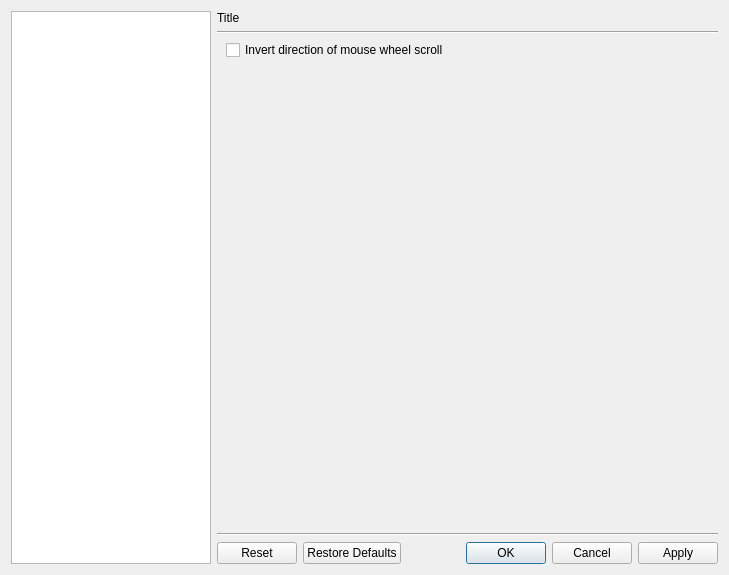
bylee20/bomi, file src/cmplayer/ui/prefdialog.ui: the form before one commit.
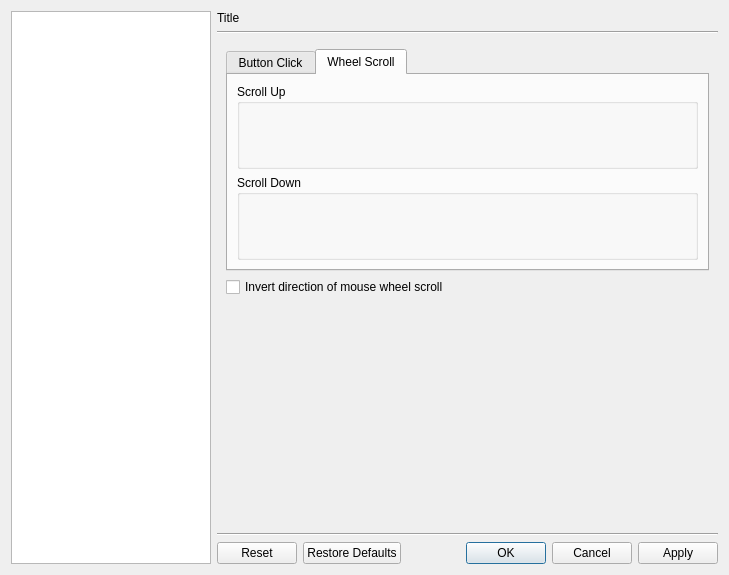
The form after the commit. The open tabs and pages were chosen to show the change. Icons and pictures are not drawn. Custom widgets are drawn as their Qt base class.

Patch:
```diff
--- a/src/cmplayer/ui/prefdialog.ui
+++ b/src/cmplayer/ui/prefdialog.ui
@@ -3133,12 +3133,55 @@
         </layout>
        </widget>
        <widget class="QWidget" name="ui_mouse">
-        <layout class="QVBoxLayout" name="verticalLayout_25">
-         <property name="topMargin">
-          <number>0</number>
-         </property>
+        <layout class="QVBoxLayout" name="verticalLayout_41">
          <item>
-          <layout class="QVBoxLayout" name="ui_mouse_layout"/>
+          <widget class="QTabWidget" name="tabWidget">
+           <property name="currentIndex">
+            <number>1</number>
+           </property>
+           <widget class="QWidget" name="tab">
+            <attribute name="title">
+             <string>Button Click</string>
+            </attribute>
+            <layout class="QVBoxLayout" name="verticalLayout_40">
+             <item>
+              <widget class="MouseActionGroupBox" name="mouse_double_click">
+               <property name="title">
+                <string>Double Click</string>
+               </property>
+              </widget>
+             </item>
+             <item>
+              <widget class="MouseActionGroupBox" name="mouse_middle_click">
+               <property name="title">
+                <string>Middle Click</string>
+               </property>
+              </widget>
+             </item>
+            </layout>
+           </widget>
+           <widget class="QWidget" name="tab_2">
+            <attribute name="title">
+             <string>Wheel Scroll</string>
+            </attribute>
+            <layout class="QVBoxLayout" name="verticalLayout_25">
+             <item>
+              <widget class="MouseActionGroupBox" name="mouse_scroll_up">
+               <property name="title">
+                <string>Scroll Up</string>
+               </property>
+              </widget>
+             </item>
+             <item>
+              <widget class="MouseActionGroupBox" name="mouse_scroll_down">
+               <property name="title">
+                <string>Scroll Down</string>
+               </property>
+              </widget>
+             </item>
+            </layout>
+           </widget>
+          </widget>
          </item>
          <item>
           <widget class="QCheckBox" name="ui_mouse_invert_wheel">
@@ -3148,7 +3191,7 @@
           </widget>
          </item>
          <item>
-          <spacer name="verticalSpacer_13">
+          <spacer name="verticalSpacer_2">
            <property name="orientation">
             <enum>Qt::Vertical</enum>
            </property>
@@ -3627,6 +3670,12 @@
    <extends>QComboBox</extends>
    <header>widgets.hpp</header>
   </customwidget>
+  <customwidget>
+   <class>MouseActionGroupBox</class>
+   <extends>QGroupBox</extends>
+   <header>misc/mouseactiongroupbox.hpp</header>
+   <container>1</container>
+  </customwidget>
  </customwidgets>
  <resources>
   <include location="../rsclist.qrc"/>
```
Left out of the diff: 2 changed lines with no effect on the pictures.
